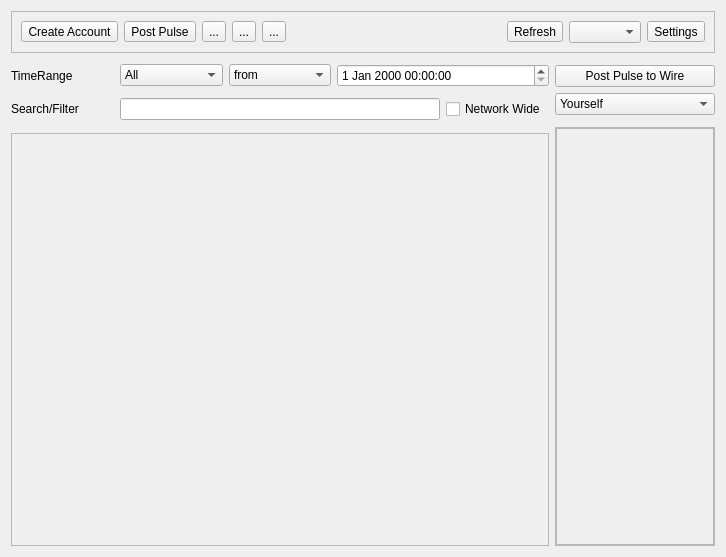
RetroShare/RetroShare, file retroshare-gui/src/gui/TheWire/WireDialog.ui: the form before one commit.
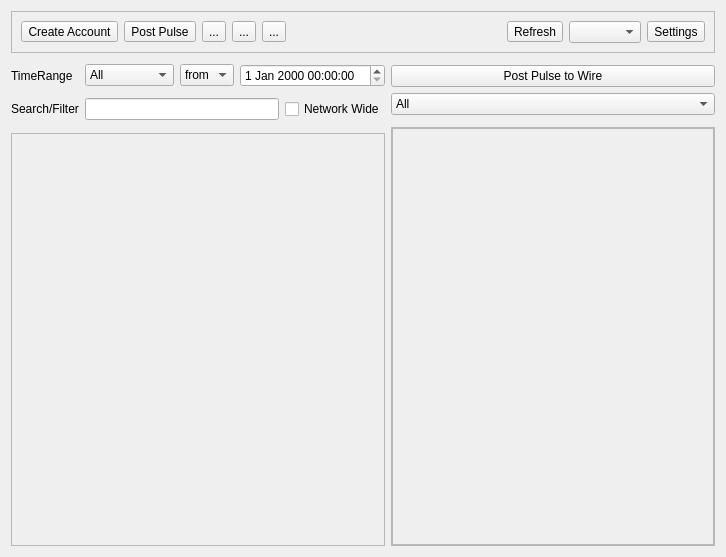
The form after the commit.

Commit message:
TheWire fixup up display of messages
Process messages to group replies correctly and sort by age.
Expand message display to include replies.
Add coloring to distinguish between replies and actual msgs.
Enable subscribe / unsubscribe buttons.
Add Selection of which set of groups are visible.
Add missing setNetworkExchangeService calls for photo + wire services.

Diff of the .ui file:
```diff
--- a/retroshare-gui/src/gui/TheWire/WireDialog.ui
+++ b/retroshare-gui/src/gui/TheWire/WireDialog.ui
@@ -116,7 +116,7 @@
        <rect>
         <x>0</x>
         <y>0</y>
-        <width>567</width>
+        <width>434</width>
         <height>412</height>
        </rect>
       </property>
@@ -234,7 +234,7 @@
     <widget class="QFrame" name="frame">
      <property name="maximumSize">
       <size>
-       <width>200</width>
+       <width>400</width>
        <height>16777215</height>
       </size>
      </property>
@@ -270,7 +270,7 @@
           <rect>
            <x>0</x>
            <y>0</y>
-           <width>129</width>
+           <width>262</width>
            <height>416</height>
           </rect>
          </property>
@@ -296,7 +296,12 @@
     </widget>
    </item>
    <item row="3" column="1">
-    <widget class="QComboBox" name="comboBox_3">
+    <widget class="QComboBox" name="comboBox_groupSet">
+     <item>
+      <property name="text">
+       <string>All</string>
+      </property>
+     </item>
      <item>
       <property name="text">
        <string>Yourself</string>
```
The commit also changes 17 other files.
